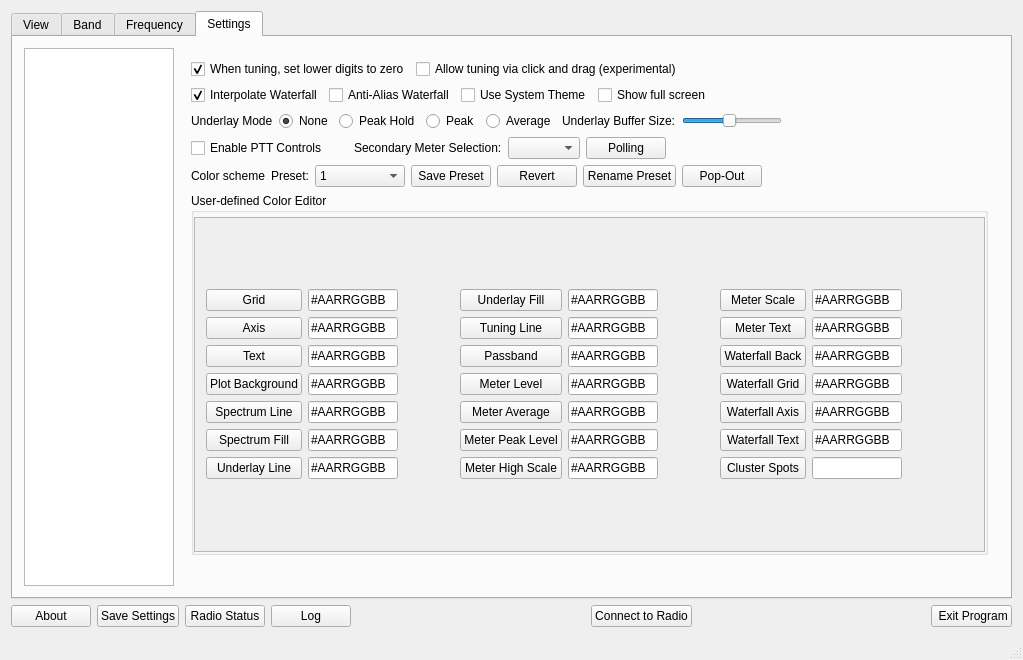
adecarolis/wfweb, file wfmain.ui: the form before one commit.
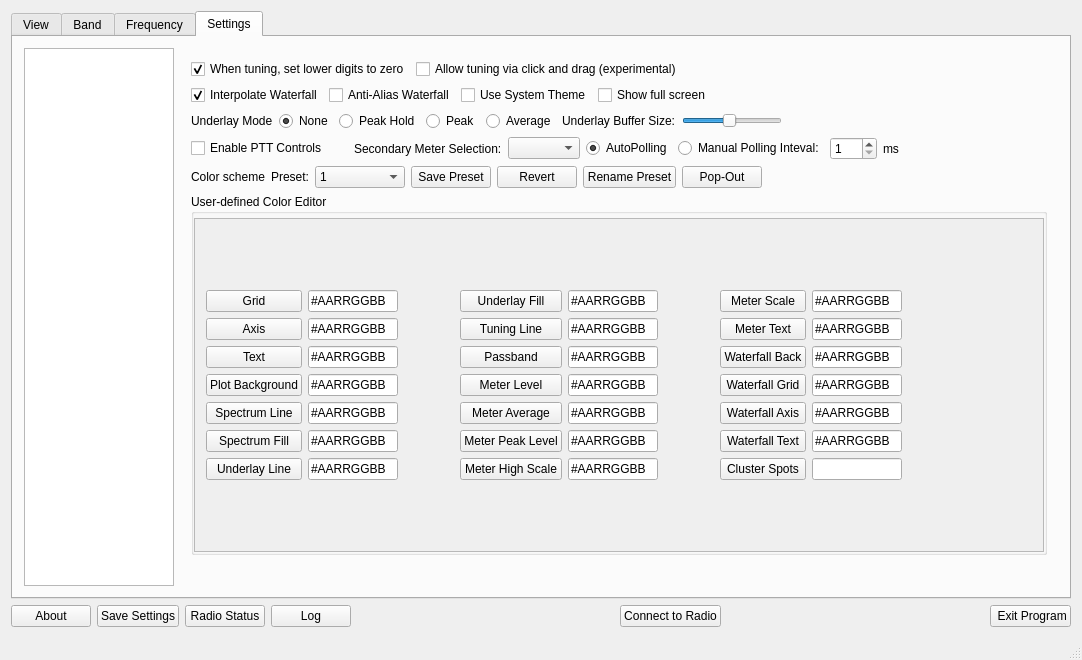
The form after the commit. The open tabs and pages were chosen to show the change. Custom widgets are drawn as their Qt base class.

Commit message: Added polling preferences and changed UI elements to radio buttons with spin box.

What changed in the file:
```diff
--- a/wfmain.ui
+++ b/wfmain.ui
@@ -6,7 +6,7 @@
    <rect>
     <x>0</x>
     <y>0</y>
-    <width>1023</width>
+    <width>1082</width>
     <height>660</height>
    </rect>
   </property>
@@ -3147,18 +3147,45 @@
                  <widget class="QComboBox" name="meter2selectionCombo"/>
                 </item>
                 <item>
-                 <widget class="QPushButton" name="pollingBtn">
+                 <widget class="QRadioButton" name="autoPollBtn">
+                  <property name="text">
+                   <string>AutoPolling</string>
+                  </property>
+                  <property name="checked">
+                   <bool>true</bool>
+                  </property>
+                  <attribute name="buttonGroup">
+                   <string notr="true">pollingButtonGroup</string>
+                  </attribute>
+                 </widget>
+                </item>
+                <item>
+                 <widget class="QRadioButton" name="manualPollBtn">
+                  <property name="text">
+                   <string>Manual Polling Inteval:</string>
+                  </property>
+                  <attribute name="buttonGroup">
+                   <string notr="true">pollingButtonGroup</string>
+                  </attribute>
+                 </widget>
+                </item>
+                <item>
+                 <widget class="QSpinBox" name="pollTimeMsSpin">
                   <property name="toolTip">
                    <string>Set up radio polling. The radio's meter is polled every-other interval.</string>
                   </property>
-                  <property name="accessibleName">
-                   <string>Polling</string>
+                  <property name="minimum">
+                   <number>1</number>
                   </property>
-                  <property name="accessibleDescription">
-                   <string/>
+                  <property name="maximum">
+                   <number>250</number>
                   </property>
+                 </widget>
+                </item>
+                <item>
+                 <widget class="QLabel" name="label_50">
                   <property name="text">
-                   <string>Polling</string>
+                   <string>ms</string>
                   </property>
                  </widget>
                 </item>
@@ -3350,8 +3377,8 @@
                      <rect>
                       <x>0</x>
                       <y>0</y>
-                      <width>799</width>
-                      <height>269</height>
+                      <width>858</width>
+                      <height>287</height>
                      </rect>
                     </property>
                     <layout class="QGridLayout" name="gridLayout_2">
```
Left out of the diff: 9 changed lines with no effect on the pictures. The commit also changes 3 other files.
